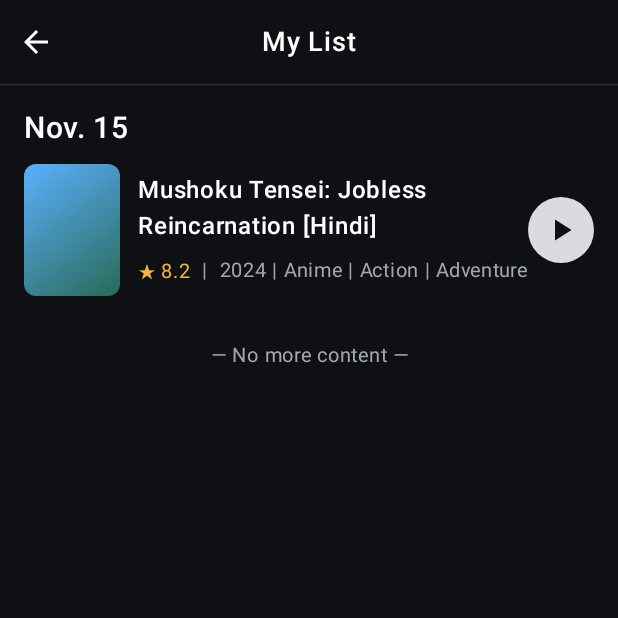
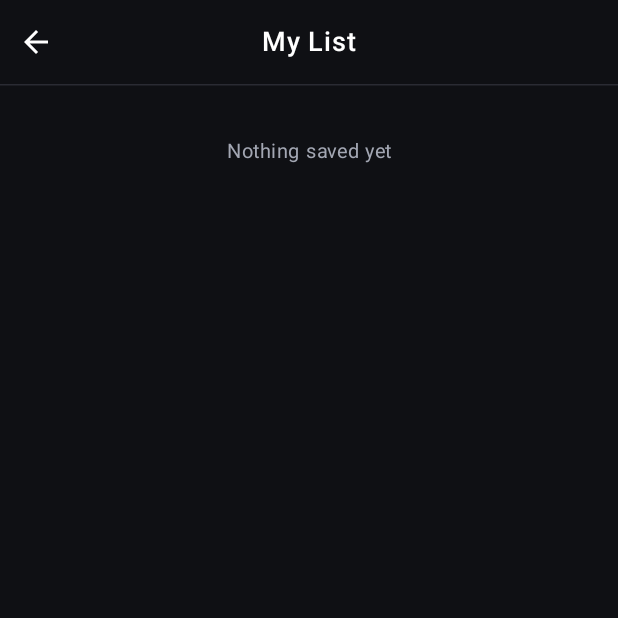
Before and after one commit to mgsamir408/MovieBox, an Android app built with Jetpack Compose: the MeScreen screen opened through its navigation route, after a tap on "My List", on a phone screen of 412 x 824 dp, the top half of it. Run offline under Robolectric (Android 15) with nearby library versions, the phone set to English and light mode, and no system bars.

Commit message:
Remove sample data, drop sites list and browser search from Home

```diff
--- a/app/src/main/java/com/moviebox/app/data/Library.kt
+++ b/app/src/main/java/com/moviebox/app/data/Library.kt
@@ -5,12 +5,10 @@ import androidx.compose.runtime.mutableStateListOf
 data class Title(val name: String, val meta: String, val rating: Double, val savedOn: String)
 
 /**
- * In-memory sample data so every screen has something to show.
- * Replace with a real source (Room database / your API) later.
+ * In-memory lists for Watch History and My List (start empty).
+ * Replace with a Room database later so they survive restarts.
  */
 object Library {
-    val watchHistory = mutableStateListOf("Good Boy [Hindi]", "SPY x FAMILY [Hindi]", "Gachiakuta [Hindi]", "Gintama")
-    val myList = mutableStateListOf(
-        Title("Mushoku Tensei: Jobless Reincarnation [Hindi]", "2024 | Anime | Action | Adventure", 8.2, "Nov. 15")
-    )
+    val watchHistory = mutableStateListOf<String>()
+    val myList = mutableStateListOf<Title>()
 }
--- a/app/src/main/java/com/moviebox/app/ui/App.kt
+++ b/app/src/main/java/com/moviebox/app/ui/App.kt
@@ -64,7 +64,7 @@ fun MovieBoxApp(prefs: Prefs, links: SavedLinks) {
         }
     ) { pad ->
         NavHost(nav, startDestination = "home", modifier = Modifier.padding(pad)) {
-            composable("home") { HomeScreen(links, onOpenUrl = { BrowserTarget.url = it; nav.navigate("browser") }) }
+            composable("home") { HomeScreen() }
             composable("downloads") { DownloadsScreen() }
             composable("me") { MeScreen(onOpen = { nav.navigate(it) }) }
             composable("mylist") { MyListScreen(onBack = { nav.popBackStack() }) }
--- a/app/src/main/java/com/moviebox/app/ui/Screens.kt
+++ b/app/src/main/java/com/moviebox/app/ui/Screens.kt
@@ -53,14 +53,8 @@ import com.moviebox.app.data.Prefs
 
 /* ---------------- Home ---------------- */
 @Composable
-fun HomeScreen(links: SavedLinks, onOpenUrl: (String) -> Unit) {
+fun HomeScreen() {
     var query by remember { mutableStateOf("") }
-    fun go() {
-        val q = query.trim()
-        if (q.isEmpty()) return
-        val direct = if (q.contains('.')) SavedLinks.normalize(q) else null
-        onOpenUrl(direct ?: ("https://www.google.com/search?q=" + Uri.encode(q)))
-    }
     Column(Modifier.fillMaxSize()) {
         Row(Modifier.padding(16.dp), verticalAlignment = Alignment.CenterVertically) {
             // App logo (replace with your real logo: painterResource(R.drawable.logo))
@@ -78,24 +72,15 @@ fun HomeScreen(links: SavedLinks, onOpenUrl: (String) -> Unit) {
                     query, { query = it }, Modifier.weight(1f), singleLine = true,
                     textStyle = androidx.compose.ui.text.TextStyle(color = Color.White, fontSize = 14.sp),
                     cursorBrush = SolidColor(Accent),
-                    keyboardOptions = KeyboardOptions(imeAction = ImeAction.Search),
-                    keyboardActions = KeyboardActions(onSearch = { go() }),
                     decorationBox = { inner ->
-                        if (query.isEmpty()) Text("Search or paste a link", color = Muted, fontSize = 14.sp)
+                        if (query.isEmpty()) Text("Search movies, series, anime", color = Muted, fontSize = 14.sp)
                         inner()
                     }
                 )
-                Text("Search", color = Accent, fontWeight = FontWeight.SemiBold, modifier = Modifier.clickable { go() }.padding(start = 8.dp))
+                Text("Search", color = Accent, fontWeight = FontWeight.SemiBold, modifier = Modifier.clickable { /* TODO: search the movie catalog */ }.padding(start = 8.dp))
             }
         }
-        if (links.items.isEmpty()) {
-            Placeholder("Save a website in Me > Web Link and it shows up here", Modifier.weight(1f).padding(bottom = 16.dp))
-        } else {
-            Column(Modifier.verticalScroll(rememberScrollState())) {
-                SectionHeader("Your sites", "${links.items.size}")
-                CardBox { links.items.forEach { SiteRow(it, { onOpenUrl(it) }) } }
-            }
-        }
+        Placeholder("Movies will appear here", Modifier.weight(1f).padding(bottom = 16.dp))
     }
 }
 
@@ -183,7 +168,7 @@ fun MeScreen(onOpen: (String) -> Unit) {
     Column(Modifier.fillMaxSize().verticalScroll(rememberScrollState()).padding(top = 16.dp)) {
         CardBox {
             NavRow({ Icon(Icons.Outlined.History, null, tint = Color.White) }, "Watch History") { /* TODO: history screen */ }
-            Row(Modifier.padding(start = 16.dp, end = 16.dp, bottom = 16.dp), horizontalArrangement = Arrangement.spacedBy(10.dp)) {
+            if (Library.watchHistory.isNotEmpty()) Row(Modifier.padding(start = 16.dp, end = 16.dp, bottom = 16.dp), horizontalArrangement = Arrangement.spacedBy(10.dp)) {
                 Library.watchHistory.take(4).forEachIndexed { i, name ->
                     Column(Modifier.weight(1f)) {
                         Box(Modifier.fillMaxWidth().aspectRatio(0.75f).clip(RoundedCornerShape(10.dp)).background(Brush.linearGradient(tileColors[i % 4])))
```
